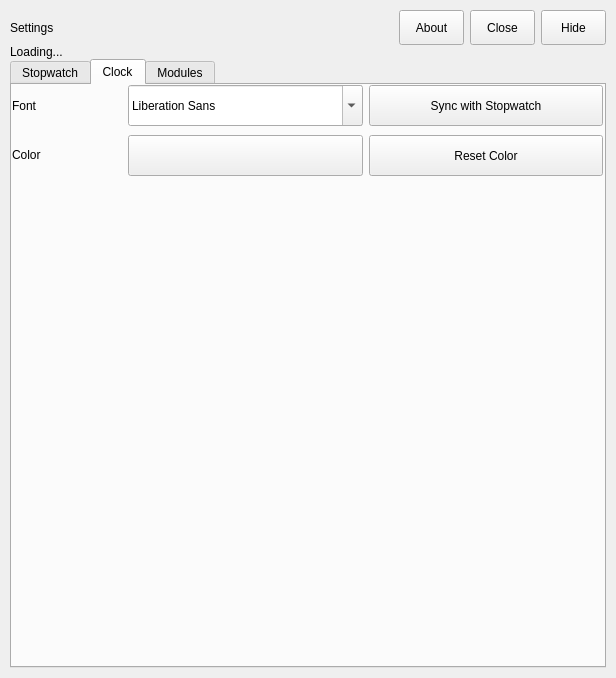
Qt form stopwatchinteractiveeditor.ui (Bo0sted/phasmophobia-stopwatch-timer) before a commit.
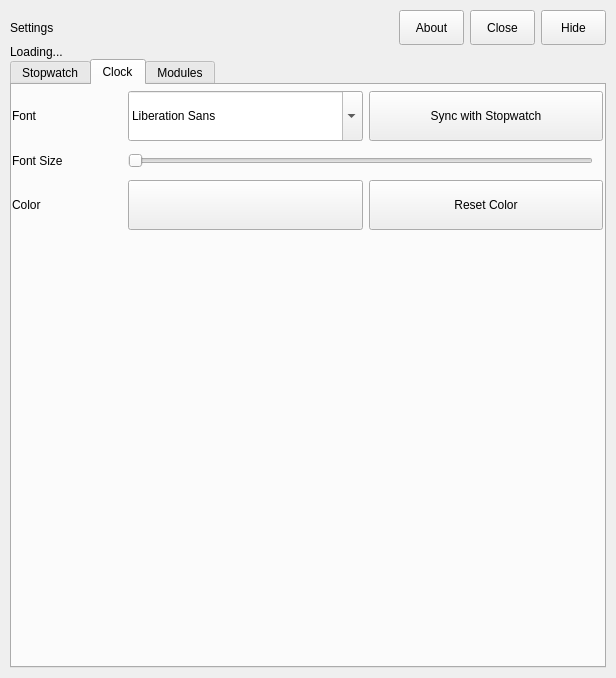
The same form after that commit. The open tabs and pages were chosen to show the change.

Commit message: Added font size for stopwatch and clock

Patch:
```diff
--- a/stopwatchinteractiveeditor.ui
+++ b/stopwatchinteractiveeditor.ui
@@ -977,156 +977,200 @@
         <attribute name="title">
          <string>Clock</string>
         </attribute>
-        <widget class="QWidget" name="horizontalLayoutWidget">
-         <property name="geometry">
-          <rect>
-           <x>0</x>
-           <y>50</y>
-           <width>591</width>
-           <height>41</height>
-          </rect>
-         </property>
-         <layout class="QHBoxLayout" name="horizontalLayout_9">
-          <item>
-           <widget class="QLabel" name="FontPickerSubtext_3">
-            <property name="sizePolicy">
-             <sizepolicy hsizetype="Fixed" vsizetype="Fixed">
-              <horstretch>0</horstretch>
-              <verstretch>0</verstretch>
-             </sizepolicy>
-            </property>
-            <property name="minimumSize">
-             <size>
-              <width>110</width>
-              <height>0</height>
-             </size>
-            </property>
-            <property name="maximumSize">
-             <size>
-              <width>35</width>
-              <height>16777215</height>
-             </size>
-            </property>
-            <property name="text">
-             <string>Color</string>
-            </property>
-           </widget>
-          </item>
-          <item>
-           <widget class="QPushButton" name="pushButton_2">
-            <property name="sizePolicy">
-             <sizepolicy hsizetype="Preferred" vsizetype="Fixed">
-              <horstretch>0</horstretch>
-              <verstretch>0</verstretch>
-             </sizepolicy>
-            </property>
-            <property name="maximumSize">
-             <size>
-              <width>16777215</width>
-              <height>50</height>
-             </size>
-            </property>
-            <property name="text">
-             <string/>
-            </property>
-           </widget>
-          </item>
-          <item>
-           <widget class="QPushButton" name="pushButton_4">
-            <property name="sizePolicy">
-             <sizepolicy hsizetype="Preferred" vsizetype="Fixed">
-              <horstretch>0</horstretch>
-              <verstretch>0</verstretch>
-             </sizepolicy>
-            </property>
-            <property name="maximumSize">
-             <size>
-              <width>16777215</width>
-              <height>50</height>
-             </size>
-            </property>
-            <property name="text">
-             <string>Reset Color</string>
-            </property>
-           </widget>
-          </item>
-         </layout>
-        </widget>
-        <widget class="QWidget" name="horizontalLayoutWidget_2">
+        <widget class="QWidget" name="verticalLayoutWidget_2">
          <property name="geometry">
           <rect>
            <x>0</x>
            <y>0</y>
            <width>591</width>
-           <height>41</height>
+           <height>151</height>
           </rect>
          </property>
-         <layout class="QHBoxLayout" name="horizontalLayout_13">
+         <layout class="QVBoxLayout" name="verticalLayout_4">
           <item>
-           <widget class="QLabel" name="FontPickerSubtext_2">
-            <property name="sizePolicy">
-             <sizepolicy hsizetype="Fixed" vsizetype="MinimumExpanding">
-              <horstretch>0</horstretch>
-              <verstretch>0</verstretch>
-             </sizepolicy>
-            </property>
-            <property name="minimumSize">
-             <size>
-              <width>110</width>
-              <height>0</height>
-             </size>
-            </property>
-            <property name="maximumSize">
-             <size>
-              <width>35</width>
-              <height>16777215</height>
-             </size>
-            </property>
-            <property name="text">
-             <string>Font</string>
-            </property>
-           </widget>
+           <layout class="QHBoxLayout" name="horizontalLayout_13">
+            <item>
+             <widget class="QLabel" name="FontPickerSubtext_2">
+              <property name="sizePolicy">
+               <sizepolicy hsizetype="Fixed" vsizetype="Fixed">
+                <horstretch>0</horstretch>
+                <verstretch>0</verstretch>
+               </sizepolicy>
+              </property>
+              <property name="minimumSize">
+               <size>
+                <width>110</width>
+                <height>0</height>
+               </size>
+              </property>
+              <property name="maximumSize">
+               <size>
+                <width>35</width>
+                <height>50</height>
+               </size>
+              </property>
+              <property name="text">
+               <string>Font</string>
+              </property>
+             </widget>
+            </item>
+            <item>
+             <widget class="QFontComboBox" name="FontPickerComboClock">
+              <property name="sizePolicy">
+               <sizepolicy hsizetype="Fixed" vsizetype="Fixed">
+                <horstretch>0</horstretch>
+                <verstretch>0</verstretch>
+               </sizepolicy>
+              </property>
+              <property name="maximumSize">
+               <size>
+                <width>235</width>
+                <height>50</height>
+               </size>
+              </property>
+             </widget>
+            </item>
+            <item>
+             <widget class="QPushButton" name="FontSyncWithStopwatchPushbutton">
+              <property name="sizePolicy">
+               <sizepolicy hsizetype="Preferred" vsizetype="Fixed">
+                <horstretch>0</horstretch>
+                <verstretch>0</verstretch>
+               </sizepolicy>
+              </property>
+              <property name="maximumSize">
+               <size>
+                <width>16777215</width>
+                <height>50</height>
+               </size>
+              </property>
+              <property name="sizeIncrement">
+               <size>
+                <width>5</width>
+                <height>5</height>
+               </size>
+              </property>
+              <property name="text">
+               <string>Sync with Stopwatch</string>
+              </property>
+             </widget>
+            </item>
+           </layout>
           </item>
           <item>
-           <widget class="QFontComboBox" name="FontPickerComboClock">
-            <property name="sizePolicy">
-             <sizepolicy hsizetype="Fixed" vsizetype="Fixed">
-              <horstretch>0</horstretch>
-              <verstretch>0</verstretch>
-             </sizepolicy>
+           <layout class="QHBoxLayout" name="horizontalLayout_17">
+            <property name="rightMargin">
+             <number>10</number>
             </property>
-            <property name="maximumSize">
-             <size>
-              <width>235</width>
-              <height>50</height>
-             </size>
-            </property>
-           </widget>
+            <item>
+             <widget class="QLabel" name="FontPickerSubtext_4">
+              <property name="sizePolicy">
+               <sizepolicy hsizetype="Fixed" vsizetype="Fixed">
+                <horstretch>0</horstretch>
+                <verstretch>0</verstretch>
+               </sizepolicy>
+              </property>
+              <property name="minimumSize">
+               <size>
+                <width>110</width>
+                <height>0</height>
+               </size>
+              </property>
+              <property name="maximumSize">
+               <size>
+                <width>35</width>
+                <height>50</height>
+               </size>
+              </property>
+              <property name="text">
+               <string>Font Size</string>
+              </property>
+             </widget>
+            </item>
+            <item>
+             <widget class="QSlider" name="ClockFontSizeSlider">
+              <property name="maximum">
+               <number>1000</number>
+              </property>
+              <property name="orientation">
+               <enum>Qt::Orientation::Horizontal</enum>
+              </property>
+              <property name="tickPosition">
+               <enum>QSlider::TickPosition::NoTicks</enum>
+              </property>
+              <property name="tickInterval">
+               <number>50</number>
+              </property>
+             </widget>
+            </item>
+           </layout>
           </item>
           <item>
-           <widget class="QPushButton" name="FontSyncWithStopwatchPushbutton">
-            <property name="sizePolicy">
-             <sizepolicy hsizetype="Preferred" vsizetype="Fixed">
-              <horstretch>0</horstretch>
-              <verstretch>0</verstretch>
-             </sizepolicy>
-            </property>
-            <property name="maximumSize">
-             <size>
-              <width>16777215</width>
-              <height>50</height>
-             </size>
-            </property>
-            <property name="sizeIncrement">
-             <size>
-              <width>5</width>
-              <height>5</height>
-             </size>
-            </property>
-            <property name="text">
-             <string>Sync with Stopwatch</string>
-            </property>
-           </widget>
+           <layout class="QHBoxLayout" name="horizontalLayout_9">
+            <item>
+             <widget class="QLabel" name="FontPickerSubtext_3">
+              <property name="sizePolicy">
+               <sizepolicy hsizetype="Fixed" vsizetype="Fixed">
+                <horstretch>0</horstretch>
+                <verstretch>0</verstretch>
+               </sizepolicy>
+              </property>
+              <property name="minimumSize">
+               <size>
+                <width>110</width>
+                <height>0</height>
+               </size>
+              </property>
+              <property name="maximumSize">
+               <size>
+                <width>35</width>
+                <height>16777215</height>
+               </size>
+              </property>
+              <property name="text">
+               <string>Color</string>
+              </property>
+             </widget>
+            </item>
+            <item>
+             <widget class="QPushButton" name="pushButton_2">
+              <property name="sizePolicy">
+               <sizepolicy hsizetype="Preferred" vsizetype="Fixed">
+                <horstretch>0</horstretch>
+                <verstretch>0</verstretch>
+               </sizepolicy>
+              </property>
+              <property name="maximumSize">
+               <size>
+                <width>16777215</width>
+                <height>50</height>
+               </size>
+              </property>
+              <property name="text">
+               <string/>
+              </property>
+             </widget>
+            </item>
+            <item>
+             <widget class="QPushButton" name="pushButton_4">
+              <property name="sizePolicy">
+               <sizepolicy hsizetype="Preferred" vsizetype="Fixed">
+                <horstretch>0</horstretch>
+                <verstretch>0</verstretch>
+               </sizepolicy>
+              </property>
+              <property name="maximumSize">
+               <size>
+                <width>16777215</width>
+                <height>50</height>
+               </size>
+              </property>
+              <property name="text">
+               <string>Reset Color</string>
+              </property>
+             </widget>
+            </item>
+           </layout>
           </item>
          </layout>
         </widget>
```
Left out of the diff: 428 changed lines with no effect on the pictures. The commit also changes 7 other files.
